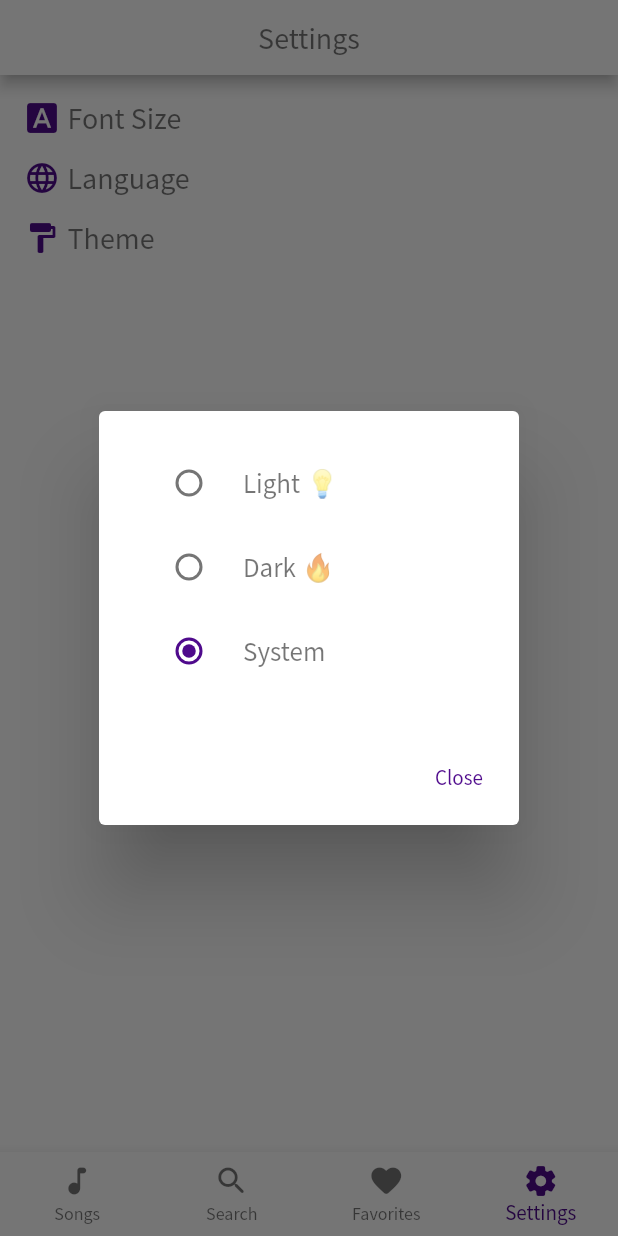
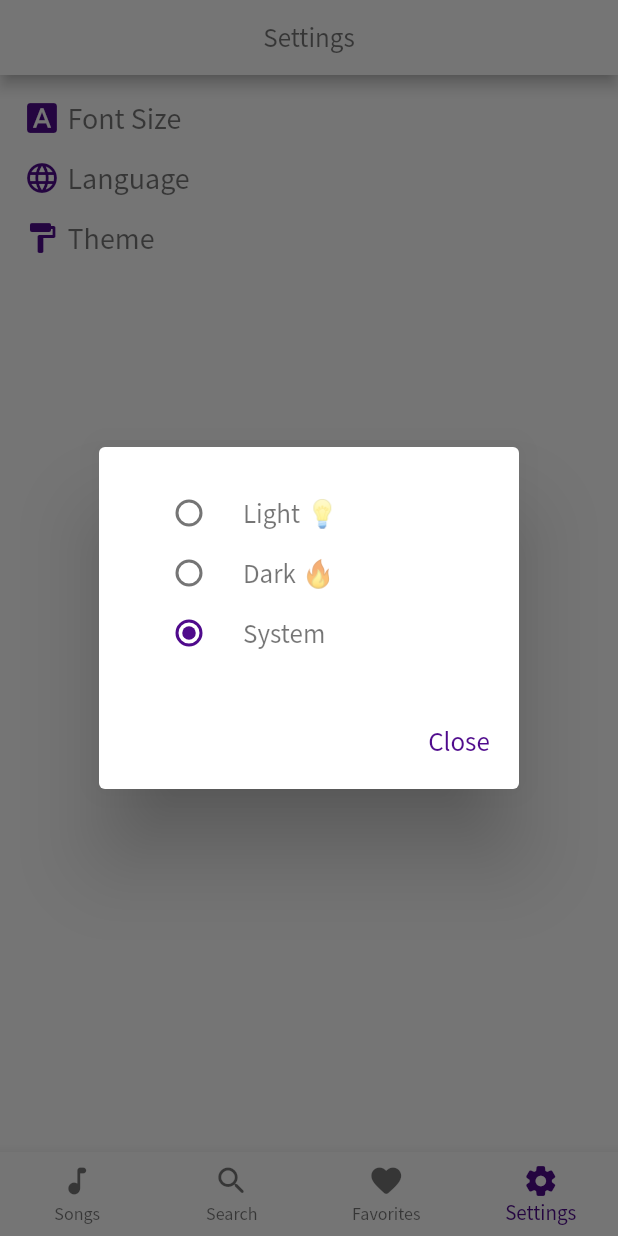
Before and after one commit to freddypaulz/keerthanaigal, a Flutter app: the MainPage screen opened directly, item 4 of the bottom bar chosen, after a tap on "Theme", on a phone screen of 412 x 824 dp. Run offline on Flutter 3.47's test engine with Material 2 defaults, Android fonts, the phone set to English and light mode, and no system bars; our stand-ins replace firebase_core, firebase_dynamic_links, flutter_riverpod, rive, shared_preferences; missing offline and left inert: social_share; accounts and stored records are empty; statements that could not run were skipped.

Commit message:
text widget change

```diff
--- a/lib/pages/favorites/index.dart
+++ b/lib/pages/favorites/index.dart
@@ -2,6 +2,7 @@ import 'package:flutter/material.dart';
 import 'package:flutter_riverpod/flutter_riverpod.dart';
 import 'package:keerthanaigal/models/song_model.dart';
 import 'package:keerthanaigal/widgets/RiveAnimation.dart';
+import 'package:keerthanaigal/widgets/TextWidget.dart';
 import '../../providers/song_provider.dart';
 import '../../providers/ui_provider.dart';
 import '../songView/index.dart';
@@ -60,15 +61,11 @@ class SongListView extends ConsumerWidget {
                 child: Container(
                   padding: EdgeInsets.only(top: 10, bottom: 10),
                   margin: EdgeInsets.all(5),
-                  child: Text(
-                    '${index + 1}. $title',
-                    style: TextStyle(
-                      color: Theme.of(context).textTheme.bodyText1?.color,
-                      fontSize: uiProviderData.fontSize,
-                      fontFamily: uiProviderData.language == 0
-                          ? 'Arima'
-                          : 'SourceSansPro',
-                    ),
+                  child: TextWidget(
+                    text: '${index + 1}. $title',
+                    fontFamily: uiProviderData.language == 0
+                        ? 'Arima'
+                        : 'SourceSansPro',
                   ),
                 ),
               );
@@ -80,12 +77,9 @@ class SongListView extends ConsumerWidget {
             child: Row(
               mainAxisAlignment: MainAxisAlignment.center,
               children: [
-                Text(
-                  'oops! no favorites yet',
-                  style: TextStyle(
-                    color: Theme.of(context).textTheme.bodyText1?.color,
-                    fontSize: 20,
-                  ),
+                TextWidget(
+                  text: 'oops! no favorites yet',
+                  fontSize: 20,
                 ),
                 Container(
                   height: 50,
@@ -109,11 +103,9 @@ class KAppBar extends StatelessWidget implements PreferredSizeWidget {
   @override
   Widget build(BuildContext context) {
     return AppBar(
-      title: Text(
-        'Favorites',
-        style: TextStyle(
-          color: Theme.of(context).textTheme.bodyText1?.color,
-        ),
+      title: TextWidget(
+        text: 'Favorites',
+        fontSize: 18,
       ),
       actions: [
         Container(
--- a/lib/pages/home/index.dart
+++ b/lib/pages/home/index.dart
@@ -2,6 +2,7 @@ import 'package:flutter/material.dart';
 import 'package:keerthanaigal/layout/index.dart';
 import 'package:keerthanaigal/pages/songView/index.dart';
 import 'package:flutter_riverpod/flutter_riverpod.dart';
+import 'package:keerthanaigal/widgets/TextWidget.dart';
 import 'package:keerthanaigal/widgets/languageDropdownWidget.dart';
 import 'package:keerthanaigal/widgets/songNumberSearchWidget.dart';
 import '../../providers/song_provider.dart';
@@ -47,15 +48,12 @@ class SongListView extends ConsumerWidget {
                 child: Container(
                   padding: EdgeInsets.only(top: 10, bottom: 10),
                   margin: EdgeInsets.all(5),
-                  child: Text(
-                    '$id. $title',
-                    style: TextStyle(
-                      color: Theme.of(context).textTheme.bodyText1?.color,
-                      fontSize: uiProviderData.fontSize,
-                      fontFamily: uiProviderData.language == 0
-                          ? 'Arima'
-                          : 'SourceSansPro',
-                    ),
+                  child: TextWidget(
+                    text: '$id. $title',
+                    align: TextAlign.start,
+                    fontFamily: uiProviderData.language == 0
+                        ? 'Arima'
+                        : 'SourceSansPro',
                   ),
                 ),
               );
@@ -88,12 +86,9 @@ class KAppBar extends StatelessWidget implements PreferredSizeWidget {
         RemoveFocus.removeFocus(context);
       },
       child: AppBar(
-        title: Text(
-          'Keerthanaigal',
-          style: TextStyle(
-            color: Theme.of(context).textTheme.bodyText1?.color,
-            fontSize: 18,
-          ),
+        title: TextWidget(
+          text: 'Keerthanaigal',
+          fontSize: 18,
         ),
         actions: [
           Container(
--- a/lib/pages/onboarding/index.dart
+++ b/lib/pages/onboarding/index.dart
@@ -6,6 +6,7 @@ import 'package:keerthanaigal/pages/settings/widgets/fontSizeSlider.dart';
 import 'package:keerthanaigal/pages/settings/widgets/themeToggle.dart';
 import 'package:keerthanaigal/utilities/customPageViewScrollPhysics.dart';
 import 'package:keerthanaigal/widgets/RiveAnimation.dart';
+import 'package:keerthanaigal/widgets/TextWidget.dart';
 import 'package:keerthanaigal/widgets/languageDropdownWidget.dart';
 import '../../utilities/firstTimeVisitChecker.dart';
 
@@ -18,26 +19,22 @@ class VerseScreen extends StatelessWidget {
   Widget build(BuildContext context) {
     return Column(
       children: [
-        Text(
+        TextWidget(
+          text:
               '"I will sing of the Lord’s great love forever; with my mouth I will make your faithfulness known through all generations."',
-          style: TextStyle(
-            color: Theme.of(context).textTheme.bodyText1!.color,
           fontSize: 20,
           fontWeight: FontWeight.bold,
-          ),
-          textAlign: TextAlign.center,
+          align: TextAlign.center,
         ),
         SizedBox(
           height: 20,
         ),
-        Text(
-          'Psalm - 89:1',
-          style: TextStyle(
+        TextWidget(
+          text: 'Psalm - 89:1',
           color: Theme.of(context).accentColor,
           fontSize: 20,
           fontWeight: FontWeight.bold,
-          ),
-          textAlign: TextAlign.right,
+          align: TextAlign.right,
         ),
       ],
     );
@@ -53,29 +50,23 @@ class AboutScreen extends StatelessWidget {
   Widget build(BuildContext context) {
     return Column(
       children: [
-        Text(
-          'Welcome to the Keerthanaigal App',
-          style: TextStyle(
-            color: Theme.of(context).textTheme.bodyText1!.color,
+        TextWidget(
+          text: 'Welcome to the Keerthanaigal App',
           fontSize: 20,
           fontWeight: FontWeight.bold,
-          ),
-          textAlign: TextAlign.center,
+          align: TextAlign.center,
         ),
         SizedBox(
           height: 20,
         ),
         Container(
           width: MediaQuery.of(context).size.width,
-          child: Text(
+          child: TextWidget(
+            text:
                 'By the immense Grace of our Holy Father, the Keerthanaigal app brings over 700 classic songs from the book of Geethangal and Keerthanaigal.',
-            // 'Our mission is to bring these classic songs to the community in a modern way with all the new features that an app can provide. By the immense Grace of our Holy Father, the Keethanaigal app brings over 700 classic songs from the book of Geethangal and Keethanaigal.',
-            style: TextStyle(
-              color: Theme.of(context).textTheme.bodyText1!.color,
             fontSize: 20,
             fontWeight: FontWeight.bold,
-            ),
-            textAlign: TextAlign.center,
+            align: TextAlign.center,
           ),
         ),
       ],
@@ -92,14 +83,11 @@ class LanguageScreen extends StatelessWidget {
   Widget build(BuildContext context) {
     return Column(
       children: [
-        Text(
-          'Choose song language',
-          style: TextStyle(
-            color: Theme.of(context).textTheme.bodyText1!.color,
+        TextWidget(
+          text: 'Choose song language',
           fontSize: 20,
           fontWeight: FontWeight.bold,
-          ),
-          textAlign: TextAlign.center,
+          align: TextAlign.center,
         ),
         SizedBox(
           height: 20,
@@ -124,14 +112,11 @@ class FontSizeScreen extends StatelessWidget {
   Widget build(BuildContext context) {
     return Column(
       children: [
-        Text(
-          'Choose song font size',
-          style: TextStyle(
-            color: Theme.of(context).textTheme.bodyText1!.color,
+        TextWidget(
+          text: 'Choose song font size',
           fontSize: 20,
           fontWeight: FontWeight.bold,
-          ),
-          textAlign: TextAlign.center,
+          align: TextAlign.center,
         ),
         SizedBox(
           height: 20,
@@ -154,14 +139,11 @@ class ThemeScreen extends StatelessWidget {
   Widget build(BuildContext context) {
     return Column(
       children: [
-        Text(
-          'Choose application theme',
-          style: TextStyle(
-            color: Theme.of(context).textTheme.bodyText1!.color,
+        TextWidget(
+          text: 'Choose application theme',
           fontSize: 20,
           fontWeight: FontWeight.bold,
-          ),
-          textAlign: TextAlign.center,
+          align: TextAlign.center,
         ),
         Container(
           width: 280,
@@ -354,7 +336,9 @@ class _OnBoardingState extends State<OnBoarding> {
             fontWeight: FontWeight.bold,
           )),
       onPressed: _handleNext,
-      child: Text('Next'),
+      child: TextWidget(
+        text: 'Next',
+      ),
     );
   }
 
--- a/lib/pages/search/index.dart
+++ b/lib/pages/search/index.dart
@@ -9,6 +9,7 @@ import 'package:keerthanaigal/providers/ui_provider.dart';
 import 'package:keerthanaigal/theme/colors.dart';
 import 'package:keerthanaigal/utilities/removeFocus.dart';
 import 'package:keerthanaigal/widgets/RiveAnimation.dart';
+import 'package:keerthanaigal/widgets/TextWidget.dart';
 import 'package:keerthanaigal/widgets/languageDropdownWidget.dart';
 
 class SearchBar extends StatefulWidget {
@@ -123,18 +124,12 @@ class SearchResults extends ConsumerWidget {
                             child: Container(
                               padding: EdgeInsets.only(top: 10, bottom: 10),
                               margin: EdgeInsets.all(5),
-                              child: Text(
-                                '${index + 1}. $title',
-                                style: TextStyle(
-                                  color: Theme.of(context)
-                                      .textTheme
-                                      .bodyText1
-                                      ?.color,
-                                  fontSize: uiProviderData.fontSize,
-                                  fontFamily: uiProviderData.language == 0
-                                      ? 'Arima'
-                                      : 'SourceSansPro',
-                                ),
+                              child: TextWidget(
+                                text: '${index + 1}. $title',
+                                align: TextAlign.start,
+                                fontFamily: uiProviderData.language == 0
+                                    ? 'Arima'
+                                    : 'SourceSansPro',
                               ),
                             ),
                           );
@@ -151,12 +146,9 @@ class SearchResults extends ConsumerWidget {
                     child: Row(
                       mainAxisAlignment: MainAxisAlignment.center,
                       children: [
-                        Text(
-                          songsProviderData.searchResultText,
-                          style: TextStyle(
-                            color: Theme.of(context).textTheme.bodyText1?.color,
-                            fontSize: 20,
-                          ),
+                        TextWidget(
+                          text: songsProviderData.searchResultText,
+                          fontSize: 20,
                         ),
                         songsProviderData.searchResultText != ''
                             ? Container(
@@ -207,11 +199,9 @@ class KAppBar extends StatelessWidget implements PreferredSizeWidget {
         RemoveFocus.removeFocus(context);
       },
       child: AppBar(
-        title: Text(
-          'Search',
-          style: TextStyle(
-            color: Theme.of(context).textTheme.bodyText1?.color,
-          ),
+        title: TextWidget(
+          text: 'Search',
+          fontSize: 18,
         ),
         actions: [
           Container(
--- a/lib/pages/settings/index.dart
+++ b/lib/pages/settings/index.dart
@@ -2,6 +2,7 @@ import 'package:flutter/material.dart';
 import 'package:flutter_riverpod/flutter_riverpod.dart';
 import 'package:keerthanaigal/pages/settings/widgets/fontSizeSlider.dart';
 import 'package:keerthanaigal/pages/settings/widgets/themeToggle.dart';
+import 'package:keerthanaigal/widgets/TextWidget.dart';
 import '../../providers/ui_provider.dart';
 import 'package:keerthanaigal/layout/index.dart';
 
@@ -39,12 +40,9 @@ class SettingsTextWidget extends StatelessWidget {
         Container(
           padding: EdgeInsets.only(right: 5),
         ),
-        Text(
-          value,
-          style: TextStyle(
-            color: Theme.of(context).textTheme.bodyText1?.color,
-            fontSize: 20,
-          ),
+        TextWidget(
+          text: value,
+          fontSize: 20,
         ),
       ],
     );
@@ -108,22 +106,20 @@ class SettingsListView extends StatelessWidget {
           content: FontSizeSlider(),
           actions: <Widget>[
             TextButton(
-              child: Text(
-                'Default',
-                style: TextStyle(
-                  color: Theme.of(context).accentColor,
-                ),
+              child: TextWidget(
+                text: 'Default',
+                color: Theme.of(context).accentColor,
+                fontSize: 18,
               ),
               onPressed: () {
                 context.read(UiProvider).changeTempFontSize(18);
               },
             ),
             TextButton(
-              child: Text(
-                'Set',
-                style: TextStyle(
-                  color: Theme.of(context).accentColor,
-                ),
+              child: TextWidget(
+                text: 'Set',
+                color: Theme.of(context).accentColor,
+                fontSize: 18,
               ),
               onPressed: () {
                 double value = context.read(UiProvider).getTempFontSize();
@@ -146,11 +142,10 @@ class SettingsListView extends StatelessWidget {
           content: ThemeToggle(),
           actions: <Widget>[
             TextButton(
-              child: Text(
-                'Close',
-                style: TextStyle(
-                  color: Theme.of(context).accentColor,
-                ),
+              child: TextWidget(
+                text: 'Close',
+                color: Theme.of(context).accentColor,
+                fontSize: 18,
               ),
               onPressed: () {
                 Navigator.of(context).pop();
@@ -171,11 +166,9 @@ class KAppBar extends StatelessWidget implements PreferredSizeWidget {
   @override
   Widget build(BuildContext context) {
     return AppBar(
-      title: Text(
-        'Settings',
-        style: TextStyle(
-          color: Theme.of(context).textTheme.bodyText1?.color,
-        ),
+      title: TextWidget(
+        text: 'Settings',
+        fontSize: 18,
       ),
       centerTitle: true,
     );
--- a/lib/pages/settings/widgets/themeToggle.dart
+++ b/lib/pages/settings/widgets/themeToggle.dart
@@ -1,68 +1,65 @@
 import 'package:flutter/material.dart';
 import 'package:flutter_riverpod/flutter_riverpod.dart';
 import 'package:keerthanaigal/providers/ui_provider.dart';
+import 'package:keerthanaigal/widgets/TextWidget.dart';
 
 class ThemeToggle extends ConsumerWidget {
   @override
   Widget build(BuildContext context, watch) {
     UiState uiProviderData = watch(UiProvider);
     return SingleChildScrollView(
+        child: Center(
       child: Column(
         mainAxisAlignment: MainAxisAlignment.center,
+        crossAxisAlignment: CrossAxisAlignment.center,
         children: [
-        // Container(
-        //   height: 50,
-        //   child: Text(
-        //     'Theme',
-        //     style: TextStyle(
-        //       fontSize: 18,
-        //       color: Theme.of(context).textTheme.bodyText1?.color,
-        //     ),
-        //   ),
-        // ),
-        RadioListTile(
-          title: Text(
-            'Light 💡',
-            style: TextStyle(
+          SizedBox(
+            height: 40,
+            child: RadioListTile(
+              title: TextWidget(
+                text: 'Light 💡',
                 fontSize: 18,
-              color: Theme.of(context).textTheme.bodyText1?.color,
-            ),
               ),
               value: 0,
               groupValue: uiProviderData.theme,
               onChanged: (int? value) {
                 uiProviderData.changeTheme(value!);
               },
+              dense: true,
             ),
-        RadioListTile(
-          title: Text(
-            'Dark 🔥',
-            style: TextStyle(
+          ),
+          SizedBox(
+            height: 40,
+            child: RadioListTile(
+              title: TextWidget(
+                text: 'Dark 🔥',
                 fontSize: 18,
-              color: Theme.of(context).textTheme.bodyText1?.color,
-            ),
               ),
               value: 1,
               groupValue: uiProviderData.theme,
               onChanged: (int? value) {
                 uiProviderData.changeTheme(value!);
               },
+              dense: true,
             ),
-        RadioListTile(
-          title: Text(
-            'System',
-            style: TextStyle(
+          ),
+          SizedBox(
+            height: 40,
+            child: RadioListTile(
+              title: TextWidget(
+                text: 'System',
                 fontSize: 18,
-              color: Theme.of(context).textTheme.bodyText1?.color,
-            ),
               ),
               value: 2,
               groupValue: uiProviderData.theme,
               onChanged: (int? value) {
                 uiProviderData.changeTheme(value!);
               },
+              dense: true,
+            ),
           ),
         ],
+      ),
     ));
   }
 }
--- a/lib/widgets/TextWidget.dart
+++ b/lib/widgets/TextWidget.dart
@@ -3,20 +3,34 @@ import 'package:flutter_riverpod/flutter_riverpod.dart';
 import '../providers/ui_provider.dart';
 
 class TextWidget extends ConsumerWidget {
-  const TextWidget({required this.text, this.fontSize});
+  const TextWidget({
+    required this.text,
+    this.fontSize,
+    this.align,
+    this.fontWeight,
+    this.color,
+    this.fontFamily,
+  });
   final String text;
   final double? fontSize;
+  final TextAlign? align;
+  final FontWeight? fontWeight;
+  final Color? color;
+  final String? fontFamily;
   @override
   Widget build(BuildContext context, watch) {
     UiState uiProviderData = watch(UiProvider);
     return Text(
       text,
       style: TextStyle(
-        color: Theme.of(context).textTheme.bodyText1?.color,
+        color: color != null
+            ? color
+            : Theme.of(context).textTheme.bodyText1?.color,
         fontSize: fontSize != null ? fontSize : uiProviderData.fontSize,
-        fontFamily: uiProviderData.language == 0 ? 'Arima' : 'SourceSansPro',
+        fontFamily: fontFamily != null ? fontFamily : 'SourceSansPro',
+        fontWeight: fontWeight != null ? fontWeight : FontWeight.normal,
       ),
-      textAlign: TextAlign.center,
+      textAlign: align != null ? align : TextAlign.start,
     );
   }
 }
```
Also changed, not shown: lib/pages/main/index.dart (+3 -5 lines), lib/pages/settings/widgets/fontSizeSlider.dart (+4 -6 lines), lib/pages/songView/index.dart (+15 -6 lines), lib/widgets/languageDropdownWidget.dart (+4 -6 lines), lib/widgets/songNumberSearchWidget.dart (+8 -6 lines). Lines whose indentation alone changed are shown as unchanged.
